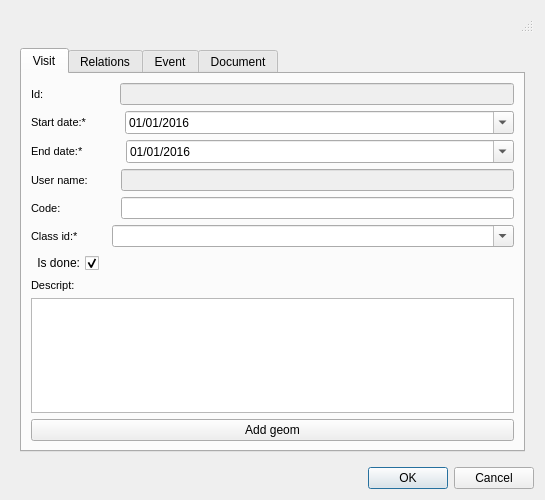
First picture: the form in ui/add_visit.ui, repository Giswater/giswater_qgis_plugin, before the edit.
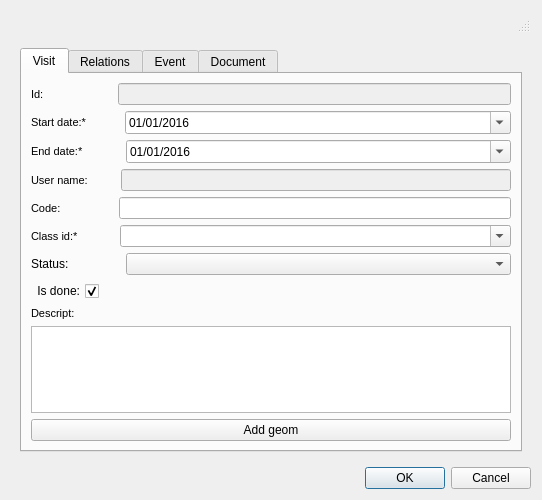
Second picture: the form after the edit. Icons and pictures are not drawn.

Commit message: Enhancements: manage visits and inserting data into database

Patch:
```diff
--- a/ui/add_visit.ui
+++ b/ui/add_visit.ui
@@ -6,7 +6,7 @@
    <rect>
     <x>0</x>
     <y>0</y>
-    <width>545</width>
+    <width>542</width>
     <height>500</height>
    </rect>
   </property>
@@ -29,7 +29,7 @@
          <attribute name="title">
           <string>Visit</string>
          </attribute>
-         <layout class="QVBoxLayout" name="verticalLayout" stretch="0,0,0,0,0,0,0,0,0,0">
+         <layout class="QVBoxLayout" name="verticalLayout" stretch="0,0,0,0,0,0,0,0,0,0,0">
           <item>
            <layout class="QHBoxLayout" name="horizontalLayout" stretch="0,0,1">
             <item>
@@ -74,7 +74,7 @@
               </property>
               <property name="sizeHint" stdset="0">
                <size>
-                <width>70</width>
+                <width>68</width>
                 <height>20</height>
                </size>
               </property>
@@ -354,7 +354,7 @@
               </property>
               <property name="sizeHint" stdset="0">
                <size>
-                <width>54</width>
+                <width>52</width>
                 <height>20</height>
                </size>
               </property>
@@ -414,7 +414,7 @@
               </property>
               <property name="sizeHint" stdset="0">
                <size>
-                <width>27</width>
+                <width>35</width>
                 <height>20</height>
                </size>
               </property>
@@ -432,6 +432,43 @@
             </item>
            </layout>
           </item>
+          <item>
+           <layout class="QHBoxLayout" name="horizontalLayout_15">
+            <item>
+             <widget class="QLabel" name="lbl_status">
+              <property name="text">
+               <string>Status:</string>
+              </property>
+             </widget>
+            </item>
+            <item>
+             <spacer name="horizontalSpacer_8">
+              <property name="orientation">
+               <enum>Qt::Horizontal</enum>
+              </property>
+              <property name="sizeType">
+               <enum>QSizePolicy::Fixed</enum>
+              </property>
+              <property name="sizeHint" stdset="0">
+               <size>
+                <width>51</width>
+                <height>20</height>
+               </size>
+              </property>
+             </spacer>
+            </item>
+            <item>
+             <widget class="QComboBox" name="cmb_status">
+              <property name="sizePolicy">
+               <sizepolicy hsizetype="Expanding" vsizetype="Fixed">
+                <horstretch>0</horstretch>
+                <verstretch>0</verstretch>
+               </sizepolicy>
+              </property>
+             </widget>
+            </item>
+           </layout>
+          </item>
           <item>
            <layout class="QHBoxLayout" name="horizontalLayout_7">
             <item>
```
The commit also changes 2 other files.
